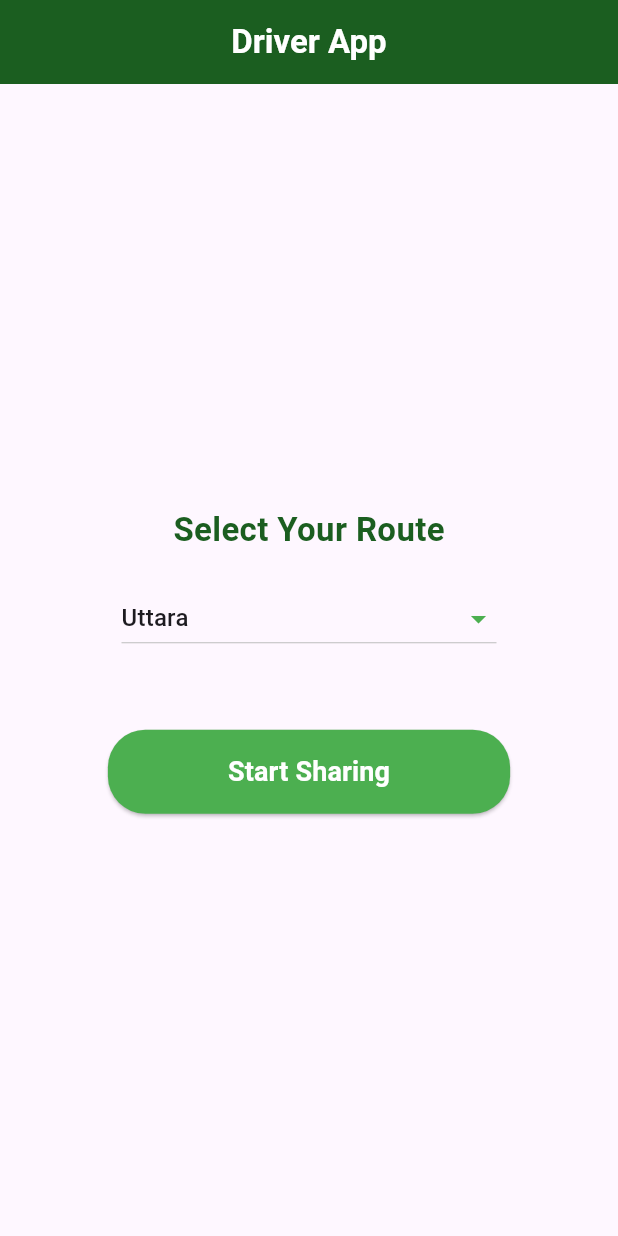
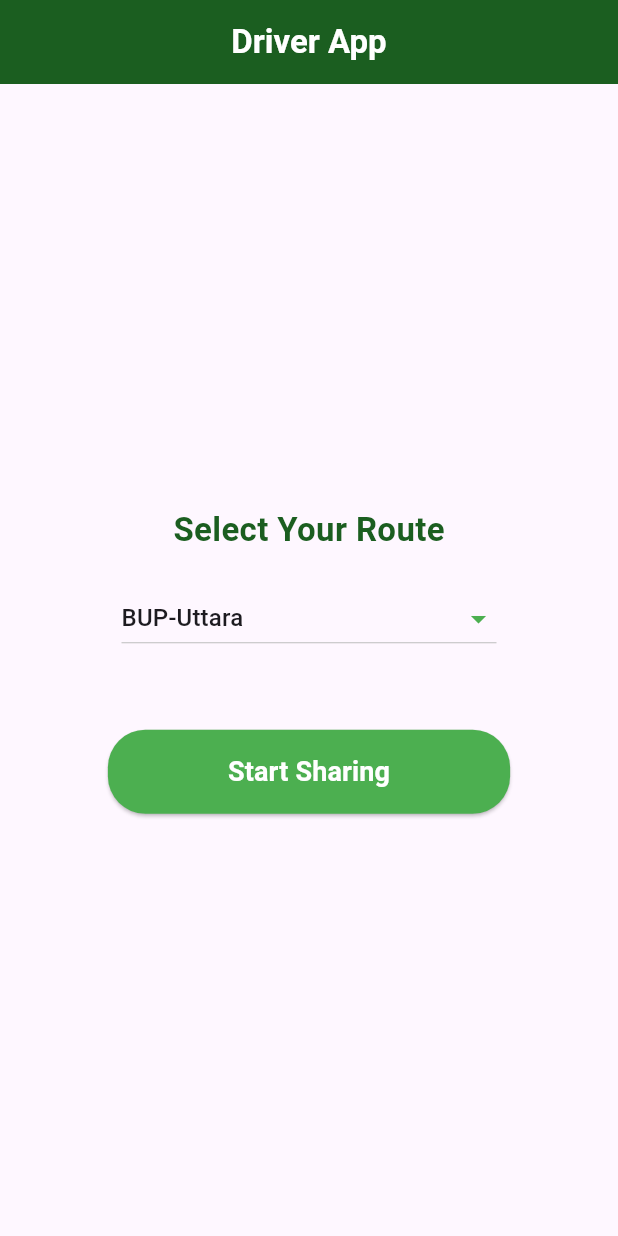
Before and after one commit to Samiul-Hossen-Sarkar-Santo/bus_tracker_driver_app, a Flutter app: the screen it shows after launch, on a phone screen of 412 x 824 dp. Run offline on Flutter 3.47's test engine with Material 3 defaults, Android fonts, the phone set to English and light mode, and no system bars; our stand-ins replace firebase_core, firebase_database, google_maps_flutter, location; accounts and stored records are empty.

Commit message:
Bug fixed, updated route info

```diff
--- a/lib/main.dart
+++ b/lib/main.dart
@@ -1,8 +1,7 @@
 import 'package:bus_tracker_driver_app/screens/loading.dart';
-//import 'package:bus_tracker_driver_app/screens/map_screen.dart';
 import 'package:flutter/material.dart';
-import 'package:firebase_core/firebase_core.dart'; // Import Firebase Core
-import 'firebase_options.dart'; // Import the generated options file
+import 'package:firebase_core/firebase_core.dart';
+import 'firebase_options.dart';
 
 void main() async {
   WidgetsFlutterBinding.ensureInitialized();
@@ -24,7 +23,7 @@ class MyApp extends StatelessWidget {
   Widget build(BuildContext context) {
     return const MaterialApp(
       home: const LoadingScreen(),
-      debugShowCheckedModeBanner: false,
+      debugShowCheckedModeBanner: true,
     );
   }
 }
--- a/lib/screens/home_screen.dart
+++ b/lib/screens/home_screen.dart
@@ -6,9 +6,18 @@ class HomeScreen extends StatefulWidget {
   _HomeScreenState createState() => _HomeScreenState();
 }
 
+String selectedRoute = "BUP-Uttara";
+
 class _HomeScreenState extends State<HomeScreen> {
-  String selectedRoute = "Uttara"; // Default route
-  final List<String> routes = ["Uttara", "Mirpur", "Banani"];
+  final List<String> routes = [
+    "BUP-Uttara",
+    "BUP-JFP-Kakrail",
+    "BUP-Maghbazar-Kakrail",
+    "BUP-Shahbagh",
+    "BUP-Khamar Bari Mor",
+    "BUP-Asad Gate",
+    "BUP-City College",
+  ];
 
   @override
   Widget build(BuildContext context) {
```
Also changed, not shown: lib/screens/map_screen.dart (+41 -8 lines).
